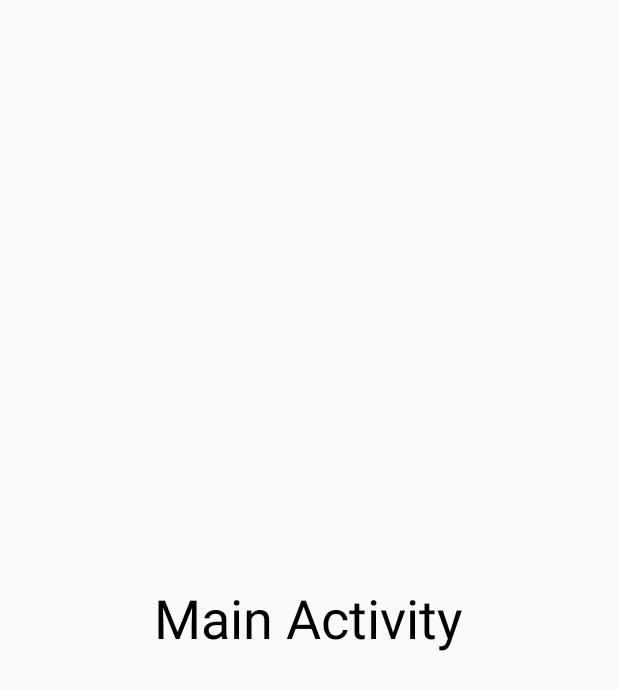
After one commit to qiuyongchen/wind-weibo, an Android app: the MainActivity screen opened directly, with no data from a screen before it, on a phone screen of 412 x 824 dp. The commit adds this screen. Shown: the top 690 px of the screen. Run offline under Robolectric (Android 15) with nearby library versions, the phone set to English and light mode, and no system bars.

Commit message:
登录模块 ---> 完成

```diff
--- a/app/src/main/java/com/qiuyongchen/windweibo/UI/LogoActivity.java
+++ b/app/src/main/java/com/qiuyongchen/windweibo/UI/LogoActivity.java
@@ -23,7 +23,7 @@ public class LogoActivity extends Activity {
 
         // 利用动画实现图像透明度的渐变
         AlphaAnimation alphaAnimation = new AlphaAnimation(0.0f, 1.0f);
-        alphaAnimation.setDuration(3000);
+        alphaAnimation.setDuration(2000);
         alphaAnimation.setAnimationListener(new Animation.AnimationListener() {
             @Override
             public void onAnimationStart(Animation animation) {
--- /dev/null
+++ b/app/src/main/java/com/qiuyongchen/windweibo/UI/MainActivity.java
@@ -0,0 +1,19 @@
+package com.qiuyongchen.windweibo.UI;
+
+import android.app.Activity;
+import android.os.Bundle;
+
+import com.qiuyongchen.windweibo.R;
+
+/**
+ * 主界面
+ * Created by qiuyongchen on 2016/2/21.
+ */
+public class MainActivity extends Activity {
+
+    @Override
+    protected void onCreate(Bundle savedInstanceState) {
+        super.onCreate(savedInstanceState);
+        setContentView(R.layout.activity_main);
+    }
+}
--- a/app/src/main/java/com/qiuyongchen/windweibo/weibo/AccessTokenKeeper.java
+++ b/app/src/main/java/com/qiuyongchen/windweibo/weibo/AccessTokenKeeper.java
@@ -69,7 +69,7 @@ public class AccessTokenKeeper {
 
         Oauth2AccessToken token = new Oauth2AccessToken();
         SharedPreferences pref = context.getSharedPreferences(PREFERENCES_NAME, Context.MODE_APPEND);
-        token.setUid(pref.getString(KEY_UID, ""));
+        token.setUid(pref.getString(KEY_UID, "UID is not exists"));
         token.setToken(pref.getString(KEY_ACCESS_TOKEN, ""));
         token.setRefreshToken(pref.getString(KEY_REFRESH_TOKEN, ""));
         token.setExpiresTime(pref.getLong(KEY_EXPIRES_IN, 0));
--- a/app/src/main/res/layout/activity_logo.xml
+++ b/app/src/main/res/layout/activity_logo.xml
@@ -12,5 +12,5 @@
         android:id="@+id/img_logo"
         android:layout_width="wrap_content"
         android:layout_height="wrap_content"
-        android:src="@drawable/icon_logo" />
+        android:src="@drawable/ic_data_usage_black_48dp" />
 </LinearLayout>
--- /dev/null
+++ b/app/src/main/res/layout/activity_main.xml
@@ -0,0 +1,21 @@
+<?xml version="1.0" encoding="utf-8"?>
+<RelativeLayout xmlns:android="http://schemas.android.com/apk/res/android"
+    xmlns:tools="http://schemas.android.com/tools"
+    android:layout_width="match_parent"
+    android:layout_height="match_parent"
+    android:paddingBottom="@dimen/activity_vertical_margin"
+    android:paddingLeft="@dimen/activity_horizontal_margin"
+    android:paddingRight="@dimen/activity_horizontal_margin"
+    android:paddingTop="@dimen/activity_vertical_margin"
+    tools:context="com.qiuyongchen.windweibo.UI.MainActivity">
+
+    <TextView
+        android:id="@+id/textView"
+        android:layout_width="wrap_content"
+        android:layout_height="wrap_content"
+        android:layout_centerHorizontal="true"
+        android:layout_centerVertical="true"
+        android:text="Main Activity"
+        android:textColor="@color/black"
+        android:textSize="36sp" />
+</RelativeLayout>
```
Also changed, not shown: app/src/main/AndroidManifest.xml (+10 -7 lines), app/src/main/java/com/qiuyongchen/windweibo/UI/LoginActivity.java (+49 -23 lines), app/src/main/java/com/qiuyongchen/windweibo/UI/WebViewActivity.java (deleted, +0 -105 lines), app/src/main/java/com/qiuyongchen/windweibo/logic/MainService.java (+39 -34 lines), app/src/main/res/drawable/ic_data_usage_black_48dp.png (added).
